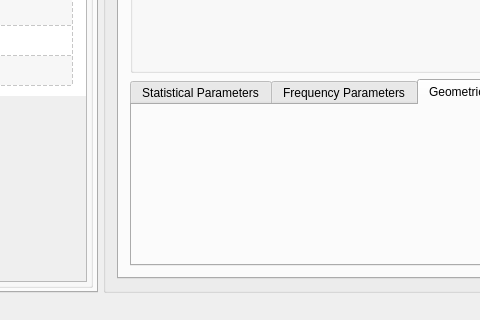
Before: the Qt Designer form ecganalyzer.ui in mateuszbaran/ECG-analyzer, drawn with Qt 5; both pictures show x 167 to 647 and y 236 to 556 of the 862 by 556 pixel window.
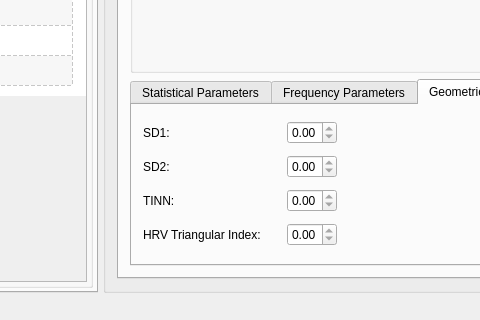
After: the same form once the commit is applied. The open tabs and pages were chosen to show the change. Icons and pictures are not drawn. Custom widgets are drawn as their Qt base class.

Commit message: * Dodane kontrolki HRV2

Diff of the .ui file:
```diff
--- a/ecganalyzer.ui
+++ b/ecganalyzer.ui
@@ -620,6 +620,224 @@
               <attribute name="title">
                <string>Geometrical Parameters</string>
               </attribute>
+              <layout class="QHBoxLayout" name="horizontalLayout_13">
+               <item>
+                <layout class="QVBoxLayout" name="verticalLayout_8">
+                 <property name="bottomMargin">
+                  <number>0</number>
+                 </property>
+                 <item>
+                  <layout class="QHBoxLayout" name="horizontalLayout_9">
+                   <item>
+                    <widget class="QLabel" name="label_4">
+                     <property name="text">
+                      <string>SD1:</string>
+                     </property>
+                    </widget>
+                   </item>
+                   <item>
+                    <spacer name="horizontalSpacer_4">
+                     <property name="orientation">
+                      <enum>Qt::Horizontal</enum>
+                     </property>
+                     <property name="sizeType">
+                      <enum>QSizePolicy::Preferred</enum>
+                     </property>
+                     <property name="sizeHint" stdset="0">
+                      <size>
+                       <width>20</width>
+                       <height>20</height>
+                      </size>
+                     </property>
+                    </spacer>
+                   </item>
+                   <item>
+                    <widget class="QDoubleSpinBox" name="doubleSpinBox">
+                     <property name="minimumSize">
+                      <size>
+                       <width>50</width>
+                       <height>0</height>
+                      </size>
+                     </property>
+                     <property name="maximumSize">
+                      <size>
+                       <width>50</width>
+                       <height>16777215</height>
+                      </size>
+                     </property>
+                     <property name="frame">
+                      <bool>true</bool>
+                     </property>
+                     <property name="readOnly">
+                      <bool>true</bool>
+                     </property>
+                    </widget>
+                   </item>
+                  </layout>
+                 </item>
+                 <item>
+                  <layout class="QHBoxLayout" name="horizontalLayout_10">
+                   <item>
+                    <widget class="QLabel" name="label_5">
+                     <property name="text">
+                      <string>SD2:</string>
+                     </property>
+                    </widget>
+                   </item>
+                   <item>
+                    <spacer name="horizontalSpacer_5">
+                     <property name="orientation">
+                      <enum>Qt::Horizontal</enum>
+                     </property>
+                     <property name="sizeType">
+                      <enum>QSizePolicy::Preferred</enum>
+                     </property>
+                     <property name="sizeHint" stdset="0">
+                      <size>
+                       <width>20</width>
+                       <height>20</height>
+                      </size>
+                     </property>
+                    </spacer>
+                   </item>
+                   <item>
+                    <widget class="QDoubleSpinBox" name="doubleSpinBox_2">
+                     <property name="minimumSize">
+                      <size>
+                       <width>50</width>
+                       <height>0</height>
+                      </size>
+                     </property>
+                     <property name="maximumSize">
+                      <size>
+                       <width>50</width>
+                       <height>16777215</height>
+                      </size>
+                     </property>
+                     <property name="frame">
+                      <bool>true</bool>
+                     </property>
+                     <property name="readOnly">
+                      <bool>true</bool>
+                     </property>
+                    </widget>
+                   </item>
+                  </layout>
+                 </item>
+                 <item>
+                  <layout class="QHBoxLayout" name="horizontalLayout_11">
+                   <item>
+                    <widget class="QLabel" name="label_6">
+                     <property name="text">
+                      <string>TINN:</string>
+                     </property>
+                    </widget>
+                   </item>
+                   <item>
+                    <spacer name="horizontalSpacer_6">
+                     <property name="orientation">
+                      <enum>Qt::Horizontal</enum>
+                     </property>
+                     <property name="sizeType">
+                      <enum>QSizePolicy::Preferred</enum>
+                     </property>
+                     <property name="sizeHint" stdset="0">
+                      <size>
+                       <width>20</width>
+                       <height>20</height>
+                      </size>
+                     </property>
+                    </spacer>
+                   </item>
+                   <item>
+                    <widget class="QDoubleSpinBox" name="doubleSpinBox_3">
+                     <property name="minimumSize">
+                      <size>
+                       <width>50</width>
+                       <height>0</height>
+                      </size>
+                     </property>
+                     <property name="maximumSize">
+                      <size>
+                       <width>50</width>
+                       <height>16777215</height>
+                      </size>
+                     </property>
+                     <property name="frame">
+                      <bool>true</bool>
+                     </property>
+                     <property name="readOnly">
+                      <bool>true</bool>
+                     </property>
+                    </widget>
+                   </item>
+                  </layout>
+                 </item>
+                 <item>
+                  <layout class="QHBoxLayout" name="horizontalLayout_12">
+                   <item>
+                    <widget class="QLabel" name="label_7">
+                     <property name="text">
+                      <string>HRV Triangular Index:</string>
+                     </property>
+                    </widget>
+                   </item>
+                   <item>
+                    <spacer name="horizontalSpacer_7">
+                     <property name="orientation">
+                      <enum>Qt::Horizontal</enum>
+                     </property>
+                     <property name="sizeType">
+                      <enum>QSizePolicy::Preferred</enum>
+                     </property>
+                     <property name="sizeHint" stdset="0">
+                      <size>
+                       <width>20</width>
+                       <height>20</height>
+                      </size>
+                     </property>
+                    </spacer>
+                   </item>
+                   <item>
+                    <widget class="QDoubleSpinBox" name="doubleSpinBox_4">
+                     <property name="minimumSize">
+                      <size>
+                       <width>50</width>
+                       <height>0</height>
+                      </size>
+                     </property>
+                     <property name="maximumSize">
+                      <size>
+                       <width>50</width>
+                       <height>16777215</height>
+                      </size>
+                     </property>
+                     <property name="frame">
+                      <bool>true</bool>
+                     </property>
+                     <property name="readOnly">
+                      <bool>true</bool>
+                     </property>
+                    </widget>
+                   </item>
+                  </layout>
+                 </item>
+                </layout>
+               </item>
+               <item>
+                <spacer name="horizontalSpacer_3">
+                 <property name="orientation">
+                  <enum>Qt::Horizontal</enum>
+                 </property>
+                 <property name="sizeHint" stdset="0">
+                  <size>
+                   <width>40</width>
+                   <height>20</height>
+                  </size>
+                 </property>
+                </spacer>
+               </item>
+              </layout>
              </widget>
              <widget class="QWidget" name="tabHRVAnalysisDFAAnalysis">
               <attribute name="title">
```
Left out of the diff: 4 changed lines with no effect on the pictures.
